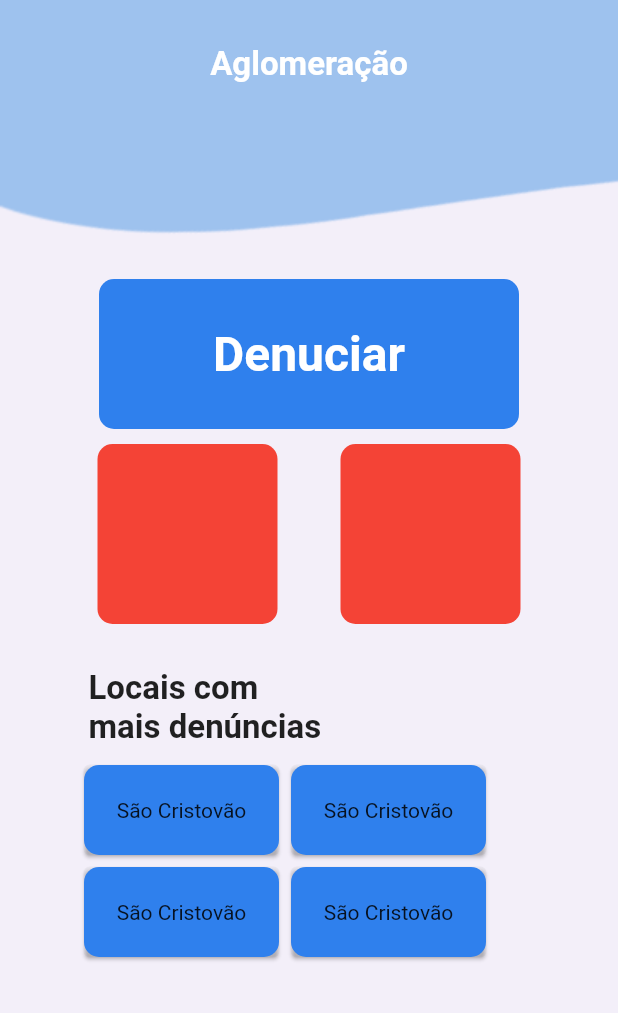
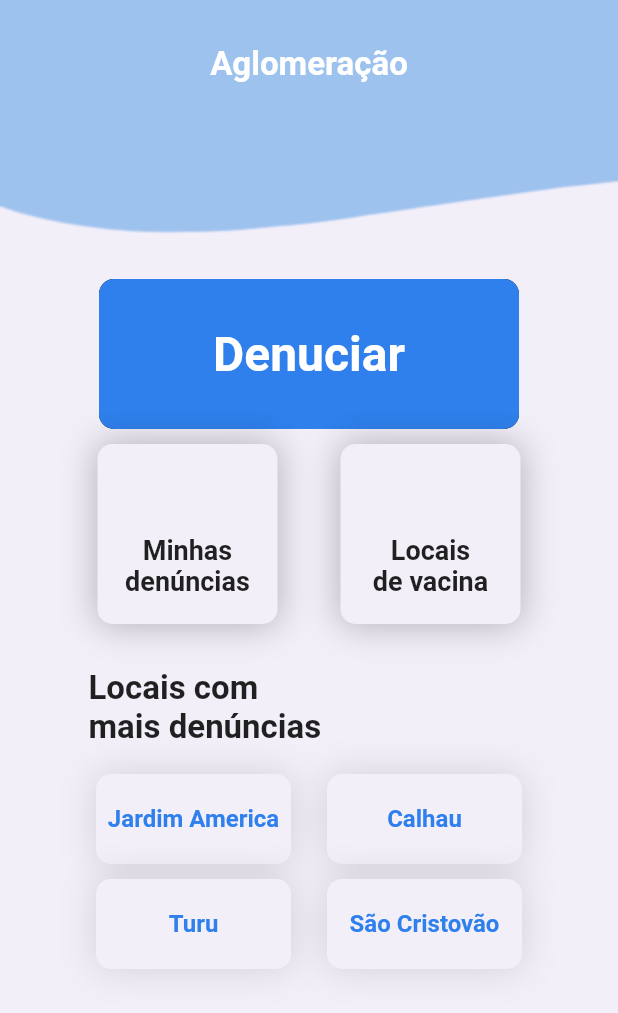
Before and after one commit to roubertpi/aglomeracaoNew, a Flutter app: the HomePageScreen screen opened by its route, on a phone screen of 412 x 824 dp. Shown: the top 1013 px of the screen. Run offline on Flutter 3.47's test engine with Material 2 defaults, Android fonts, the phone set to English and light mode, and no system bars; our stand-ins replace flutter_svg, google_maps_flutter.

Commit message:
criado minhas denucnias de denuncias realizadas

```diff
--- a/lib/constants.dart
+++ b/lib/constants.dart
@@ -1,7 +1,7 @@
 import 'package:flutter/material.dart';
-
 
 const kPrimaryColor = Color(0xFF2F80ED);
 const ksecondColor = Color(0xFF9EC2EE);
+const kbackgroud = Color(0xFFF4F6F5);
 const kPrimaryLightColor = Color(0xFFF3EFF9);
 const KbuttonColor = Color(0xFFF48F35);
--- a/lib/screens/Introducao/components/body.dart
+++ b/lib/screens/Introducao/components/body.dart
@@ -40,7 +40,10 @@ class Body extends StatelessWidget {
             ),
             RoundedButton(
               text: 'Proximo passo',
-              press: () {},
+              press: () {
+                Navigator.of(context)
+                        .pushNamed('/denunciar', arguments: {});
+              },
             )
           ],
         ),
--- a/lib/screens/denuncia/components/body.dart
+++ b/lib/screens/denuncia/components/body.dart
@@ -1,8 +1,47 @@
+import 'package:aglomeracao/components/rounded_button.dart';
+import 'package:aglomeracao/constants.dart';
 import 'package:flutter/material.dart';
+import 'package:google_maps_flutter/google_maps_flutter.dart';
 
-class Body extends StatelessWidget {
+class Body extends StatefulWidget {
+  @override
+  _BodyState createState() => _BodyState();
+}
+
+class _BodyState extends State<Body> {
+  GoogleMapController mapController;
+  double lat = -2.5537635;
+  double log = -44.2186462;
   @override
   Widget build(BuildContext context) {
-    return Container();
+    return Column(
+      children: [
+        SizedBox(
+          height: 50,
+        ),
+        Padding(
+            padding: EdgeInsets.only(right: 70),
+            child: Text(
+              "Sua denúncia será feita do \nlocal que está agora ok?",
+              style: TextStyle(color: kPrimaryColor, fontSize: 24, fontWeight: FontWeight.bold),
+              textAlign: TextAlign.start,
+            )),
+        SizedBox(
+          height: 10,
+        ),
+        Container(
+          padding: EdgeInsets.all(20),
+          height: 400,
+          child: GoogleMap(
+            initialCameraPosition:
+                CameraPosition(target: LatLng(lat, log), zoom: 15.0),
+          ),
+        ),
+        RoundedButton(
+          text: "Denunciar",
+          press: () {},
+        )
+      ],
+    );
   }
 }
--- /dev/null
+++ b/lib/screens/denuncia_realizada/components/background.dart
@@ -0,0 +1,31 @@
+import 'package:flutter/material.dart';
+
+class Background extends StatelessWidget {
+  final Widget child;
+  const Background({
+    Key key,
+    this.child,
+  }) : super(key: key);
+  @override
+  Widget build(BuildContext context) {
+    Size size = MediaQuery.of(context).size;
+    return Container(
+      height: size.height,
+      width: double.infinity,
+      child: Stack(
+        alignment: Alignment.center,
+        children: [
+          Positioned(
+            top: 200,
+            left: 50,
+            child: Image.asset(
+              "assets/images/aglormeracao.png",
+              width: size.width * 0.7,
+            ),
+          ),
+          child,
+        ],
+      ),
+    );
+  }
+}
--- a/lib/screens/home_page/components/body.dart
+++ b/lib/screens/home_page/components/body.dart
@@ -35,14 +35,20 @@ class Body extends StatelessWidget {
                 SizedBox(height: 130),
                 InkWell(
                   onTap: () {
-                    Navigator.of(context).pushNamed('/denunciar', arguments: {});
+                    Navigator.of(context)
+                        .pushNamed('/introducao', arguments: {});
                   },
                   child: Container(
                     height: 100,
                     width: 280,
                     decoration: BoxDecoration(
-                        borderRadius: BorderRadius.circular(10),
-                        color: kPrimaryColor),
+                      borderRadius: BorderRadius.circular(10),
+                      color: kPrimaryColor,
+                      boxShadow: [
+                        BoxShadow(
+                           )
+                      ],
+                    ),
                     child: Row(
                       mainAxisAlignment: MainAxisAlignment.center,
                       children: [
@@ -63,22 +69,8 @@ class Body extends StatelessWidget {
                 Row(
                   mainAxisAlignment: MainAxisAlignment.spaceAround,
                   children: [
-                    Container(
-                      height: 120,
-                      width: 120,
-                      decoration: BoxDecoration(
-                        borderRadius: BorderRadius.circular(10),
-                        color: Colors.red,
-                      ),
-                    ),
-                    Container(
-                      height: 120,
-                      width: 120,
-                      decoration: BoxDecoration(
-                        borderRadius: BorderRadius.circular(10),
-                        color: Colors.red,
-                      ),
-                    ),
+                    minhasDenunciasItem('Minhas\ndenúncias'),
+                    minhasDenunciasItem('Locais\nde vacina'),
                   ],
                 ),
                 SizedBox(
@@ -106,4 +98,31 @@ class Body extends StatelessWidget {
       ),
     );
   }
+
+  Container minhasDenunciasItem(String title) {
+    return Container(
+      child: Column(
+        children: [
+          SizedBox(height: 60),
+          Text(
+            title,
+            style: TextStyle(fontSize: 18, fontWeight: FontWeight.w600),
+            textAlign: TextAlign.center,
+          )
+        ],
+      ),
+      height: 120,
+      width: 120,
+      decoration: BoxDecoration(
+          borderRadius: BorderRadius.circular(10),
+          color: kPrimaryLightColor,
+          boxShadow: [
+            BoxShadow(
+              color: Colors.black26,
+              blurRadius: 20,
+              spreadRadius: 1,
+            )
+          ]),
+    );
+  }
 }
--- a/lib/screens/home_page/components/top4_widgets.dart
+++ b/lib/screens/home_page/components/top4_widgets.dart
@@ -7,67 +7,47 @@ class TopForWidgets extends StatelessWidget {
   Widget build(BuildContext context) {
     return Column(
       children: [
+        SizedBox(
+          height: 10,
+        ),
         Row(
+          mainAxisAlignment: MainAxisAlignment.spaceAround,
           children: [
-            Card(
-              color: Colors.transparent,
-              child: Container(
-                height: 60,
-                width: 130,
-                decoration: BoxDecoration(
-                    color: kPrimaryColor,
-                    borderRadius: BorderRadius.circular(10)),
-                child: Center(
-                  child: Text("São Cristovão"),
-                ),
-              ),
-            ),
-            Card(
-              color: Colors.transparent,
-              child: Container(
-                height: 60,
-                width: 130,
-                decoration: BoxDecoration(
-                    color: kPrimaryColor,
-                    borderRadius: BorderRadius.circular(10)),
-                child: Center(
-                  child: Text("São Cristovão"),
-                ),
-              ),
-            ),
+            topForItem('Jardim America'),
+            topForItem('Calhau'),
           ],
         ),
+        SizedBox(
+          height: 10,
+        ),
         Row(
+          mainAxisAlignment: MainAxisAlignment.spaceAround,
           children: [
-            Card(
-              color: Colors.transparent,
-              child: Container(
-                height: 60,
-                width: 130,
-                decoration: BoxDecoration(
-                    color: kPrimaryColor,
-                    borderRadius: BorderRadius.circular(10)),
-                child: Center(
-                  child: Text("São Cristovão"),
-                ),
-              ),
-            ),
-            Card(
-              color: Colors.transparent,
-              child: Container(
-                height: 60,
-                width: 130,
-                decoration: BoxDecoration(
-                    color: kPrimaryColor,
-                    borderRadius: BorderRadius.circular(10)),
-                child: Center(
-                  child: Text("São Cristovão"),
-                ),
-              ),
-            ),
+            topForItem('Turu'),
+            topForItem('São Cristovão'),
           ],
         ),
       ],
     );
   }
+
+  Container topForItem(String local) {
+    return Container(
+      height: 60,
+      width: 130,
+      decoration: BoxDecoration(
+          color: kPrimaryLightColor,
+          borderRadius: BorderRadius.circular(10),
+          boxShadow: [
+            BoxShadow(color: Colors.black12, blurRadius: 20, spreadRadius: 1)
+          ]),
+      child: Center(
+        child: Text(
+          local,
+          style: TextStyle(
+              color: kPrimaryColor, fontWeight: FontWeight.w600, fontSize: 16),
+        ),
+      ),
+    );
+  }
 }
--- a/pubspec.yaml
+++ b/pubspec.yaml
@@ -31,6 +31,7 @@ dependencies:
   cupertino_icons: ^1.0.2
   flutter_svg: ^0.19.1
   http: ^0.13.2
+  google_maps_flutter: ^0.5.25+1
 
 dev_dependencies:
   flutter_test:
```
Also changed, not shown: lib/main.dart (+16 -17 lines), lib/screens/denuncia/denunciar_screen.dart (+6 -1 lines), lib/screens/denuncia_realizada/components/body.dart (added, +39 -0 lines), lib/screens/denuncia_realizada/denuncia_realizada.dart (added, +13 -0 lines), lib/screens/minhas_denuncias/components/body.dart (added, +73 -0 lines), lib/screens/minhas_denuncias/minhas _denuncias.dart (added, +13 -0 lines), pubspec.lock, 2 other files.
